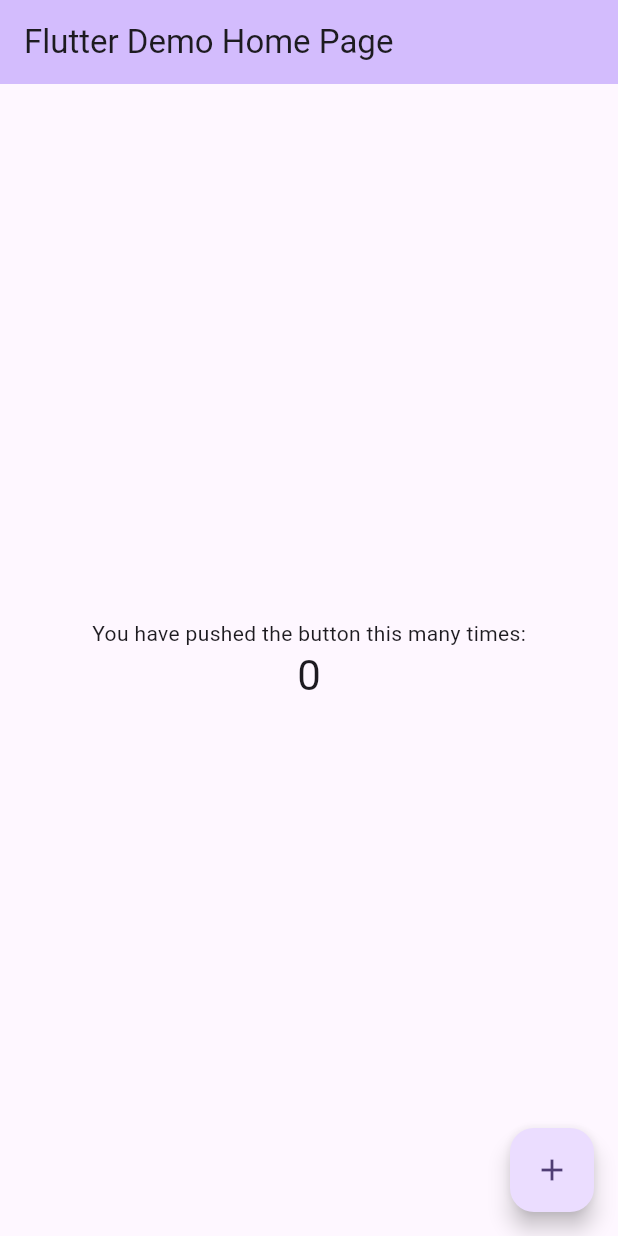
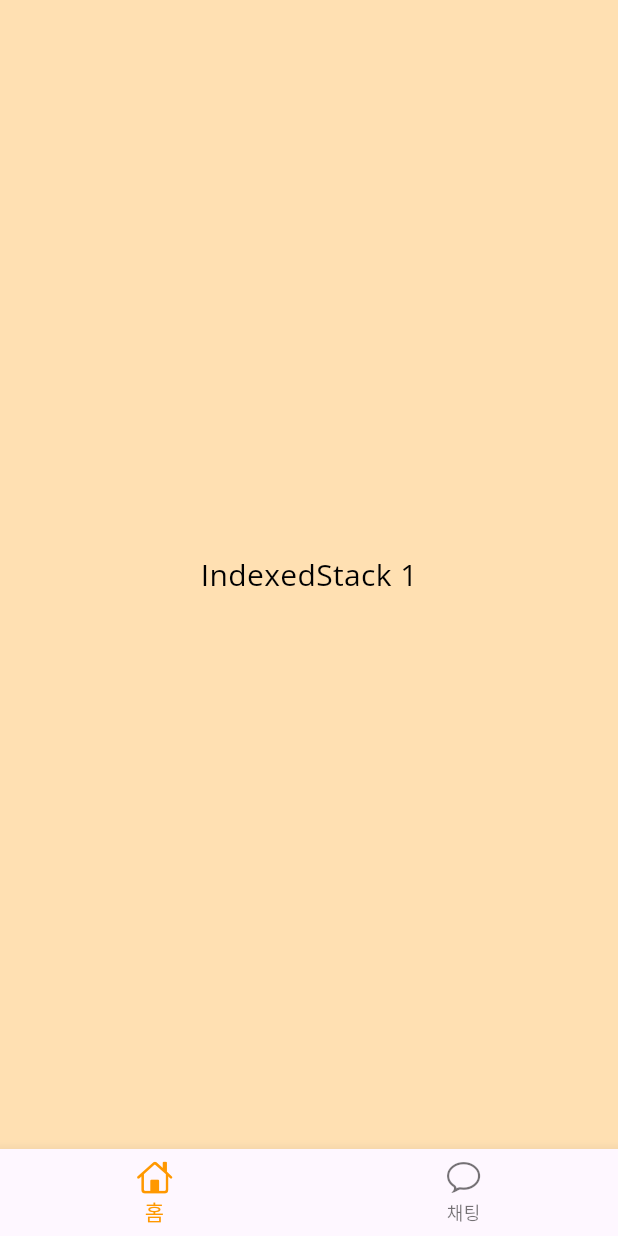
Before and after one commit to hyeji111544/flutter-app, a Flutter app: the screen it shows after launch, on a phone screen of 412 x 824 dp. Run offline on Flutter 3.47's test engine with Material 3 defaults, Android fonts, the light colour scheme and no system bars; our stand-ins replace google_fonts.

Commit message:
메인 스크린 클릭시 표시 변경

```diff
--- a/marketapp/lib/main.dart
+++ b/marketapp/lib/main.dart
@@ -1,125 +1,19 @@
 import 'package:flutter/material.dart';
+import 'package:marketapp/screens/main_screens.dart';
+import 'package:marketapp/theme.dart';
 
 void main() {
-  runApp(const MyApp());
+  runApp(CarrotMarketUI());
 }
 
-class MyApp extends StatelessWidget {
-  const MyApp({super.key});
-
-  // This widget is the root of your application.
+class CarrotMarketUI extends StatelessWidget {
   @override
   Widget build(BuildContext context) {
     return MaterialApp(
-      title: 'Flutter Demo',
-      theme: ThemeData(
-        // This is the theme of your application.
-        //
-        // TRY THIS: Try running your application with "flutter run". You'll see
-        // the application has a purple toolbar. Then, without quitting the app,
-        // try changing the seedColor in the colorScheme below to Colors.green
-        // and then invoke "hot reload" (save your changes or press the "hot
-        // reload" button in a Flutter-supported IDE, or press "r" if you used
-        // the command line to start the app).
-        //
-        // Notice that the counter didn't reset back to zero; the application
-        // state is not lost during the reload. To reset the state, use hot
-        // restart instead.
-        //
-        // This works for code too, not just values: Most code changes can be
-        // tested with just a hot reload.
-        colorScheme: ColorScheme.fromSeed(seedColor: Colors.deepPurple),
-        useMaterial3: true,
-      ),
-      home: const MyHomePage(title: 'Flutter Demo Home Page'),
+      title: 'carrot_market_ui',
+      debugShowCheckedModeBanner: false,
+      home: MainScreens(),
+      theme: theme(),
     );
   }
 }
-
-class MyHomePage extends StatefulWidget {
-  const MyHomePage({super.key, required this.title});
-
-  // This widget is the home page of your application. It is stateful, meaning
-  // that it has a State object (defined below) that contains fields that affect
-  // how it looks.
-
-  // This class is the configuration for the state. It holds the values (in this
-  // case the title) provided by the parent (in this case the App widget) and
-  // used by the build method of the State. Fields in a Widget subclass are
-  // always marked "final".
-
-  final String title;
-
-  @override
-  State<MyHomePage> createState() => _MyHomePageState();
-}
-
-class _MyHomePageState extends State<MyHomePage> {
-  int _counter = 0;
-
-  void _incrementCounter() {
-    setState(() {
-      // This call to setState tells the Flutter framework that something has
-      // changed in this State, which causes it to rerun the build method below
-      // so that the display can reflect the updated values. If we changed
-      // _counter without calling setState(), then the build method would not be
-      // called again, and so nothing would appear to happen.
-      _counter++;
-    });
-  }
-
-  @override
-  Widget build(BuildContext context) {
-    // This method is rerun every time setState is called, for instance as done
-    // by the _incrementCounter method above.
-    //
-    // The Flutter framework has been optimized to make rerunning build methods
-    // fast, so that you can just rebuild anything that needs updating rather
-    // than having to individually change instances of widgets.
-    return Scaffold(
-      appBar: AppBar(
-        // TRY THIS: Try changing the color here to a specific color (to
-        // Colors.amber, perhaps?) and trigger a hot reload to see the AppBar
-        // change color while the other colors stay the same.
-        backgroundColor: Theme.of(context).colorScheme.inversePrimary,
-        // Here we take the value from the MyHomePage object that was created by
-        // the App.build method, and use it to set our appbar title.
-        title: Text(widget.title),
-      ),
-      body: Center(
-        // Center is a layout widget. It takes a single child and positions it
-        // in the middle of the parent.
-        child: Column(
-          // Column is also a layout widget. It takes a list of children and
-          // arranges them vertically. By default, it sizes itself to fit its
-          // children horizontally, and tries to be as tall as its parent.
-          //
-          // Column has various properties to control how it sizes itself and
-          // how it positions its children. Here we use mainAxisAlignment to
-          // center the children vertically; the main axis here is the vertical
-          // axis because Columns are vertical (the cross axis would be
-          // horizontal).
-          //
-          // TRY THIS: Invoke "debug painting" (choose the "Toggle Debug Paint"
-          // action in the IDE, or press "p" in the console), to see the
-          // wireframe for each widget.
-          mainAxisAlignment: MainAxisAlignment.center,
-          children: <Widget>[
-            const Text(
-              'You have pushed the button this many times:',
-            ),
-            Text(
-              '$_counter',
-              style: Theme.of(context).textTheme.headlineMedium,
-            ),
-          ],
-        ),
-      ),
-      floatingActionButton: FloatingActionButton(
-        onPressed: _incrementCounter,
-        tooltip: 'Increment',
-        child: const Icon(Icons.add),
-      ), // This trailing comma makes auto-formatting nicer for build methods.
-    );
-  }
-}
--- a/marketapp/lib/screens/main_screens.dart
+++ b/marketapp/lib/screens/main_screens.dart
@@ -0,0 +1,60 @@
+import 'package:flutter/cupertino.dart';
+import 'package:flutter/material.dart';
+
+class MainScreens extends StatefulWidget {
+  @override
+  State<MainScreens> createState() => _MainScreensState();
+}
+
+class _MainScreensState extends State<MainScreens> {
+  int _selectedIndex = 0;
+
+  @override
+  Widget build(BuildContext context) {
+    return Scaffold(
+      body: IndexedStack(
+        index: _selectedIndex,
+        children: [
+          Container(
+            color: Colors.orange[100],
+            child: Center(
+              child: Text(
+                'IndexedStack 1',
+                style: TextStyle(fontSize: 20, color: Colors.black),
+              ),
+            ),
+          ),
+          Container(
+            color: Colors.redAccent[100],
+            child: Center(
+              child: Text(
+                'IndexedStack 2',
+                style: TextStyle(fontSize: 20, color: Colors.black),
+              ),
+            ),
+          ),
+        ],
+      ),
+      bottomNavigationBar: BottomNavigationBar(
+        items: [
+          BottomNavigationBarItem(
+            label: '홈',
+            icon: Icon(CupertinoIcons.home),
+          ),
+          BottomNavigationBarItem(
+            label: '채팅',
+            icon: Icon(CupertinoIcons.chat_bubble),
+          ),
+        ],
+        onTap: (index) {
+          setState(
+            () {
+              _selectedIndex = index;
+            },
+          );
+        },
+        currentIndex: _selectedIndex,
+      ),
+    );
+  }
+}
--- a/marketapp/pubspec.yaml
+++ b/marketapp/pubspec.yaml
@@ -30,7 +30,7 @@ environment:
 dependencies:
   flutter:
     sdk: flutter
-
+  google_fonts: ^6.2.1
 
   # The following adds the Cupertino Icons font to your application.
   # Use with the CupertinoIcons class for iOS style icons.
```
Also changed, not shown: marketapp/lib/theme.dart (+53 -0 lines), marketapp/pubspec.lock, 1 other file.
